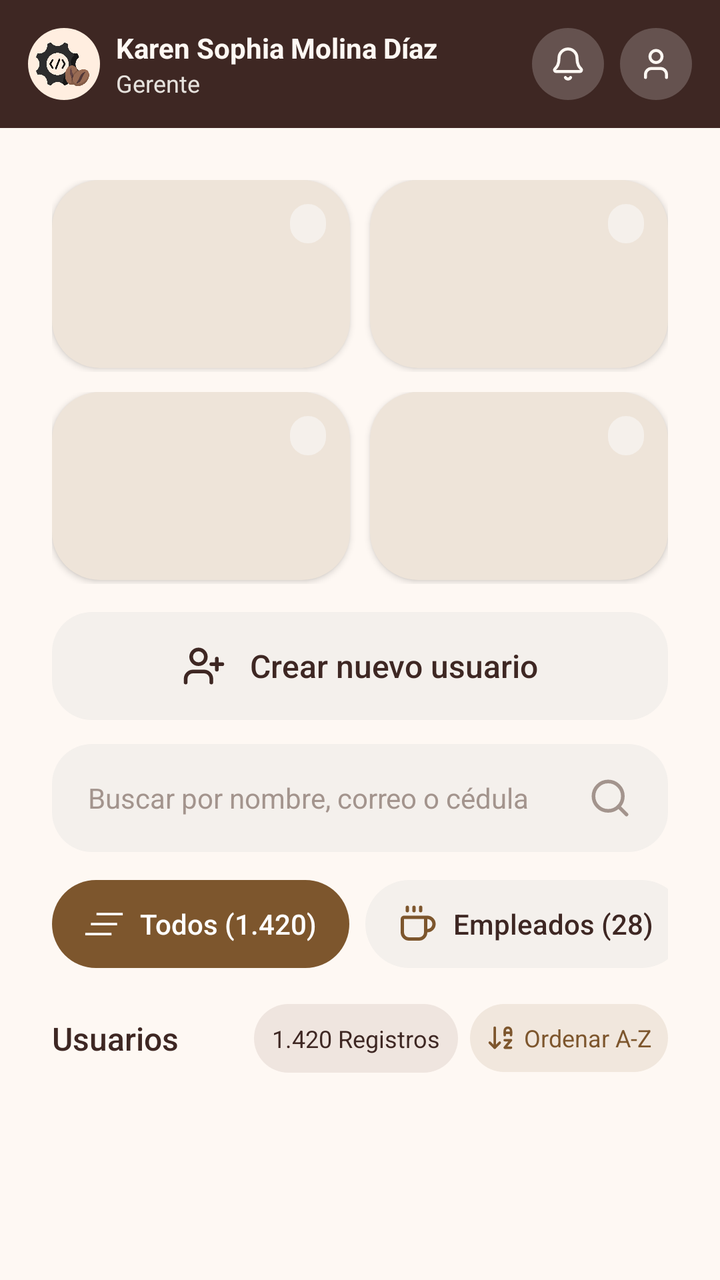
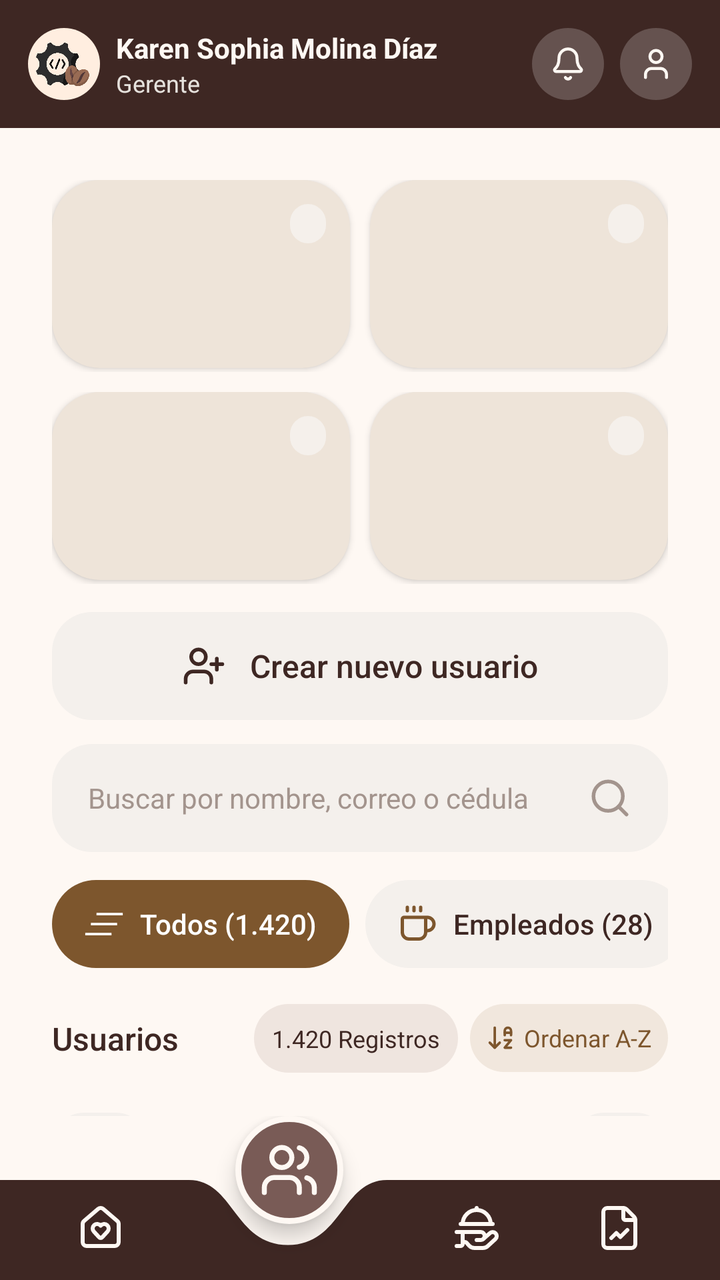

Two renders of the same Android screen: before a commit and after it. Below are the layout's source before the change and the commit's diff.
<!-- AndroidManifest.xml: application theme Theme.CoffeeTechMobile -->
<!-- res/layout/fragment_user_management.xml -->
<?xml version="1.0" encoding="utf-8"?>
<androidx.constraintlayout.widget.ConstraintLayout
    xmlns:android="http://schemas.android.com/apk/res/android"
    xmlns:app="http://schemas.android.com/apk/res-auto"
    android:layout_width="match_parent"
    android:layout_height="match_parent"
    android:background="@color/background_app">

    <LinearLayout
        android:id="@+id/manager_header"
        android:layout_width="0dp"
        android:layout_height="64dp"
        android:background="@color/coffee_primary"
        android:gravity="center_vertical"
        android:orientation="horizontal"
        android:paddingHorizontal="14dp"
        app:layout_constraintTop_toTopOf="parent"
        app:layout_constraintStart_toStartOf="parent"
        app:layout_constraintEnd_toEndOf="parent">

        <ImageView
            android:layout_width="36dp"
            android:layout_height="36dp"
            android:background="@drawable/bg_logo_circle"
            android:padding="4dp"
            android:src="@drawable/logo"
            android:contentDescription="@string/logo_description"
            android:scaleType="centerInside"/>

        <LinearLayout
            android:layout_width="0dp"
            android:layout_height="wrap_content"
            android:layout_weight="1"
            android:layout_marginStart="8dp"
            android:orientation="vertical">

            <TextView
                android:layout_width="wrap_content"
                android:layout_height="wrap_content"
                android:maxLines="1"
                android:text="Karen Sophia Molina Díaz"
                android:textColor="@color/background_app"
                android:textSize="14sp"
                android:textStyle="bold"/>

            <TextView
                android:layout_width="wrap_content"
                android:layout_height="wrap_content"
                android:text="Gerente"
                android:textColor="#E6E2DD"
                android:textSize="12sp"/>

        </LinearLayout>

        <ImageButton
            android:id="@+id/manager_notifications_button"
            android:layout_width="36dp"
            android:layout_height="36dp"
            android:layout_marginEnd="8dp"
            android:background="@drawable/bg_header_icon"
            android:src="@drawable/ic_notifications"
            android:contentDescription="@string/notifications"
            app:tint="@color/background_app"/>

        <ImageButton
            android:id="@+id/manager_profile_button"
            android:layout_width="36dp"
            android:layout_height="36dp"
            android:background="@drawable/bg_header_icon"
            android:src="@drawable/ic_user"
            android:contentDescription="@string/profile"
            app:tint="@color/background_app"/>

    </LinearLayout>

    <androidx.core.widget.NestedScrollView
        android:id="@+id/manager_scroll"
        android:layout_width="0dp"
        android:layout_height="0dp"
        android:fillViewport="true"
        android:clipToPadding="false"
        app:layout_constraintTop_toBottomOf="@id/manager_header"
        app:layout_constraintBottom_toBottomOf="parent"
        app:layout_constraintStart_toStartOf="parent"
        app:layout_constraintEnd_toEndOf="parent">

        <LinearLayout
            android:layout_width="match_parent"
            android:layout_height="wrap_content"
            android:orientation="vertical"
            android:paddingHorizontal="26dp"
            android:paddingTop="26dp"
            android:paddingBottom="30dp">

            <LinearLayout
                android:layout_width="match_parent"
                android:layout_height="96dp"
                android:orientation="horizontal">

                <include
                    android:id="@+id/stat_total"
                    layout="@layout/item_user_stat"
                    android:layout_width="0dp"
                    android:layout_height="94dp"
                    android:layout_weight="1" />

                <View
                    android:layout_width="10dp"
                    android:layout_height="1dp" />

                <include
                    android:id="@+id/stat_clients"
                    layout="@layout/item_user_stat"
                    android:layout_width="0dp"
                    android:layout_height="94dp"
                    android:layout_weight="1" />

            </LinearLayout>

            <LinearLayout
                android:layout_width="match_parent"
                android:layout_height="96dp"
                android:layout_marginTop="10dp"
                android:orientation="horizontal">

                <include
                    android:id="@+id/stat_sales"
                    layout="@layout/item_user_stat"
                    android:layout_width="0dp"
                    android:layout_height="94dp"
                    android:layout_weight="1" />

                <View
                    android:layout_width="10dp"
                    android:layout_height="1dp" />

                <include
                    android:id="@+id/stat_employees"
                    layout="@layout/item_user_stat"
                    android:layout_width="0dp"
                    android:layout_height="94dp"
                    android:layout_weight="1" />

            </LinearLayout>

            <LinearLayout
                android:id="@+id/create_user_button"
                android:layout_width="match_parent"
                android:layout_height="54dp"
                android:layout_marginTop="14dp"
                android:background="@drawable/bg_user_action"
                android:clickable="true"
                android:focusable="true"
                android:gravity="center"
                android:orientation="horizontal">

                <ImageView
                    android:layout_width="22dp"
                    android:layout_height="22dp"
                    android:src="@drawable/ic_user_plus"
                    android:contentDescription="@null"
                    app:tint="@color/coffee_primary"/>

                <TextView
                    android:layout_width="wrap_content"
                    android:layout_height="wrap_content"
                    android:layout_marginStart="12dp"
                    android:text="Crear nuevo usuario"
                    android:textColor="@color/coffee_primary"
                    android:textSize="16sp"
                    android:fontFamily="sans-serif-medium"/>

            </LinearLayout>

            <LinearLayout
                android:id="@+id/user_search_container"
                android:layout_width="match_parent"
                android:layout_height="54dp"
                android:layout_marginTop="12dp"
                android:background="@drawable/bg_user_action"
                android:gravity="center_vertical"
                android:orientation="horizontal"
                android:paddingHorizontal="18dp">

                <EditText
                    android:id="@+id/user_search_input"
                    android:layout_width="0dp"
                    android:layout_height="match_parent"
                    android:layout_weight="1"
                    android:background="@null"
                    android:hint="Buscar por nombre, correo o cédula"
                    android:inputType="text"
                    android:singleLine="true"
                    android:textColor="@color/text_dark"
                    android:textColorHint="#A3948D"
                    android:textSize="14sp"
                    android:padding="0dp"/>

                <ImageView
                    android:layout_width="22dp"
                    android:layout_height="22dp"
                    android:src="@drawable/ic_search"
                    android:contentDescription="@string/search_users"
                    app:tint="#A3948D"/>

            </LinearLayout>

            <HorizontalScrollView
                android:id="@+id/user_filters_scroll"
                android:layout_width="match_parent"
                android:layout_height="wrap_content"
                android:layout_marginTop="14dp"
                android:clipToPadding="false"
                android:scrollbars="none">

                <LinearLayout
                    android:layout_width="wrap_content"
                    android:layout_height="wrap_content"
                    android:orientation="horizontal">

                    <LinearLayout
                        android:id="@+id/filter_all"
                        android:layout_width="wrap_content"
                        android:layout_height="44dp"
                        android:background="@drawable/bg_filter_selected"
                        android:clickable="true"
                        android:focusable="true"
                        android:gravity="center"
                        android:orientation="horizontal"
                        android:paddingHorizontal="16dp">

                        <ImageView
                            android:layout_width="20dp"
                            android:layout_height="20dp"
                            android:src="@drawable/ic_filter_all"
                            android:contentDescription="@null"
                            app:tint="#FFFFFF"/>

                        <TextView
                            android:layout_width="wrap_content"
                            android:layout_height="wrap_content"
                            android:layout_marginStart="8dp"
                            android:fontFamily="sans-serif-medium"
                            android:text="Todos (1.420)"
                            android:textColor="#FFFFFF"
                            android:textSize="14sp"/>

                    </LinearLayout>

                    <LinearLayout
                        android:id="@+id/filter_employees"
                        android:layout_width="wrap_content"
                        android:layout_height="44dp"
                        android:layout_marginStart="8dp"
                        android:background="@drawable/bg_filter_unselected"
                        android:clickable="true"
                        android:focusable="true"
                        android:gravity="center"
                        android:orientation="horizontal"
                        android:paddingHorizontal="16dp">

                        <ImageView
                            android:layout_width="20dp"
                            android:layout_height="20dp"
                            android:src="@drawable/ic_coffee"
                            android:contentDescription="@null"
                            app:tint="@color/coffee_secondary"/>

                        <TextView
                            android:layout_width="wrap_content"
                            android:layout_height="wrap_content"
                            android:layout_marginStart="8dp"
                            android:fontFamily="sans-serif-medium"
                            android:text="Empleados (28)"
                            android:textColor="@color/coffee_primary"
                            android:textSize="14sp"/>

                    </LinearLayout>

                    <LinearLayout
                        android:id="@+id/filter_clients"
                        android:layout_width="wrap_content"
                        android:layout_height="44dp"
                        android:layout_marginStart="8dp"
                        android:background="@drawable/bg_filter_unselected"
                        android:clickable="true"
                        android:focusable="true"
                        android:gravity="center"
                        android:orientation="horizontal"
                        android:paddingHorizontal="16dp">

                        <ImageView
                            android:layout_width="20dp"
                            android:layout_height="20dp"
                            android:src="@drawable/ic_user"
                            android:contentDescription="@null"
                            app:tint="@color/coffee_secondary"/>

                        <TextView
                            android:layout_width="wrap_content"
                            android:layout_height="wrap_content"
                            android:layout_marginStart="8dp"
                            android:fontFamily="sans-serif-medium"
                            android:text="Clientes (1.385)"
                            android:textColor="@color/coffee_primary"
                            android:textSize="14sp"/>

                    </LinearLayout>

                </LinearLayout>

            </HorizontalScrollView>

            <LinearLayout
                android:id="@+id/user_list_header"
                android:layout_width="match_parent"
                android:layout_height="wrap_content"
                android:layout_marginTop="18dp"
                android:layout_marginBottom="12dp"
                android:gravity="center_vertical"
                android:orientation="horizontal">

                <TextView
                    android:layout_width="0dp"
                    android:layout_height="wrap_content"
                    android:layout_weight="1"
                    android:maxLines="1"
                    android:text="Usuarios globales"
                    android:textColor="@color/coffee_primary"
                    android:textSize="16sp"
                    android:fontFamily="sans-serif-medium"/>

                <TextView
                    android:id="@+id/user_records_count"
                    android:layout_width="wrap_content"
                    android:layout_height="wrap_content"
                    android:background="@drawable/bg_user_count_badge"
                    android:paddingHorizontal="9dp"
                    android:paddingVertical="9dp"
                    android:text="1.420 Registros"
                    android:textColor="@color/coffee_primary"
                    android:textSize="12sp"/>

                <LinearLayout
                    android:id="@+id/sort_users_button"
                    android:layout_width="wrap_content"
                    android:layout_height="34dp"
                    android:layout_marginStart="6dp"
                    android:background="@drawable/bg_user_sort"
                    android:clickable="true"
                    android:focusable="true"
                    android:gravity="center"
                    android:orientation="horizontal"
                    android:paddingHorizontal="8dp">

                    <ImageView
                        android:layout_width="15dp"
                        android:layout_height="15dp"
                        android:src="@drawable/ic_sort_az"
                        android:contentDescription="@null"
                        app:tint="@color/coffee_secondary"/>

                    <TextView
                        android:layout_width="wrap_content"
                        android:layout_height="wrap_content"
                        android:layout_marginStart="4dp"
                        android:text="Ordenar A-Z"
                        android:textColor="@color/coffee_secondary"
                        android:textSize="12sp"/>

                </LinearLayout>

            </LinearLayout>

            <androidx.recyclerview.widget.RecyclerView
                android:id="@+id/users_recycler_view"
                android:layout_width="match_parent"
                android:layout_height="wrap_content"
                android:nestedScrollingEnabled="false"
                android:overScrollMode="never"
                android:clipToPadding="false"/>

        </LinearLayout>

    </androidx.core.widget.NestedScrollView>

</androidx.constraintlayout.widget.ConstraintLayout>
<!-- res/layout/item_user_stat.xml (included above) -->
<?xml version="1.0" encoding="utf-8"?>
<FrameLayout
    xmlns:android="http://schemas.android.com/apk/res/android"
    xmlns:app="http://schemas.android.com/apk/res-auto"
    android:layout_width="match_parent"
    android:layout_height="94dp"
    android:background="@drawable/bg_stat_total"
    android:elevation="2dp">

    <androidx.constraintlayout.widget.ConstraintLayout
        android:layout_width="match_parent"
        android:layout_height="match_parent"
        android:padding="12dp">

        <ImageView
            android:id="@+id/stat_icon"
            android:layout_width="22dp"
            android:layout_height="22dp"
            android:contentDescription="@null"
            app:layout_constraintStart_toStartOf="parent"
            app:layout_constraintTop_toTopOf="parent"/>

        <TextView
            android:id="@+id/stat_badge"
            android:layout_width="wrap_content"
            android:layout_height="wrap_content"
            android:background="@drawable/bg_stat_badge"
            android:paddingHorizontal="9dp"
            android:paddingVertical="3dp"
            android:textColor="#8D6849"
            android:textSize="10sp"
            android:textStyle="bold"
            app:layout_constraintEnd_toEndOf="parent"
            app:layout_constraintTop_toTopOf="parent"/>

        <TextView
            android:id="@+id/stat_value"
            android:layout_width="wrap_content"
            android:layout_height="wrap_content"
            android:layout_marginTop="1dp"
            android:includeFontPadding="false"
            android:textColor="#916A45"
            android:textSize="25sp"
            android:textStyle="bold"
            app:layout_constraintStart_toStartOf="parent"
            app:layout_constraintTop_toBottomOf="@id/stat_icon"/>

        <TextView
            android:id="@+id/stat_label"
            android:layout_width="wrap_content"
            android:layout_height="wrap_content"
            android:includeFontPadding="false"
            android:maxLines="1"
            android:textColor="#916A45"
            android:textSize="12sp"
            app:layout_constraintStart_toStartOf="parent"
            app:layout_constraintTop_toBottomOf="@id/stat_value"/>

    </androidx.constraintlayout.widget.ConstraintLayout>

</FrameLayout>
<!-- resources referenced by this layout -->
<resources>
  <!-- unchanged entries left out for length: 27 -->
</resources>

<!-- the commit's change to res/layout/fragment_user_management.xml (unified diff, before → after) -->
@@ -80,7 +80,7 @@
         android:fillViewport="true"
         android:clipToPadding="false"
         app:layout_constraintTop_toBottomOf="@id/manager_header"
-        app:layout_constraintBottom_toBottomOf="parent"
+        app:layout_constraintBottom_toTopOf="@id/manager_bottom_navigation_container"
         app:layout_constraintStart_toStartOf="parent"
         app:layout_constraintEnd_toEndOf="parent">
 
@@ -380,9 +380,60 @@
                 android:overScrollMode="never"
                 android:clipToPadding="false"/>
 
+            <LinearLayout
+                android:id="@+id/user_pagination"
+                android:layout_width="match_parent"
+                android:layout_height="wrap_content"
+                android:layout_marginTop="8dp"
+                android:gravity="center_vertical"
+                android:orientation="horizontal">
+
+                <ImageButton
+                    android:id="@+id/previous_page_button"
+                    android:layout_width="48dp"
+                    android:layout_height="48dp"
+                    android:background="@drawable/bg_pagination_button"
+                    android:contentDescription="@string/previous_page"
+                    android:padding="13dp"
+                    android:src="@drawable/ic_chevron_left"
+                    app:tint="#A3948D"
+                    app:elevation="3dp"/>
+
+                <TextView
+                    android:id="@+id/current_page_text"
+                    android:layout_width="0dp"
+                    android:layout_height="wrap_content"
+                    android:layout_weight="1"
+                    android:gravity="center"
+                    android:text="Página 1 de 20"
+                    android:textColor="#A3948D"
+                    android:textSize="14sp"/>
+
+                <ImageButton
+                    android:id="@+id/next_page_button"
+                    android:layout_width="48dp"
+                    android:layout_height="48dp"
+                    android:background="@drawable/bg_pagination_button"
+                    android:contentDescription="@string/next_page"
+                    android:padding="13dp"
+                    android:src="@drawable/ic_chevron_right"
+                    app:tint="#A3948D"
+                    app:elevation="3dp"/>
+
+            </LinearLayout>
+
         </LinearLayout>
 
     </androidx.core.widget.NestedScrollView>
+
+    <include
+        android:id="@+id/manager_bottom_navigation_container"
+        layout="@layout/view_manager_bottom_navigation"
+        android:layout_width="0dp"
+        android:layout_height="82dp"
+        app:layout_constraintBottom_toBottomOf="parent"
+        app:layout_constraintStart_toStartOf="parent"
+        app:layout_constraintEnd_toEndOf="parent"/>
 
 </androidx.constraintlayout.widget.ConstraintLayout>
 <!-- res/layout/item_user_stat.xml (included above) -->
@@ -447,3 +498,87 @@
     </androidx.constraintlayout.widget.ConstraintLayout>
 
 </FrameLayout>
+<!-- res/layout/view_manager_bottom_navigation.xml (included above) -->
+<?xml version="1.0" encoding="utf-8"?>
+<androidx.constraintlayout.widget.ConstraintLayout
+    xmlns:android="http://schemas.android.com/apk/res/android"
+    xmlns:app="http://schemas.android.com/apk/res-auto"
+    android:id="@+id/manager_bottom_navigation"
+    android:layout_width="match_parent"
+    android:layout_height="76dp"
+    android:clipChildren="false"
+    android:clipToPadding="false">
+
+    <ImageView
+        android:id="@+id/manager_navigation_background"
+        android:layout_width="0dp"
+        android:layout_height="50dp"
+        android:scaleType="fitXY"
+        android:src="@drawable/bg_manager_bottom_navigation"
+        android:contentDescription="@null"
+        app:layout_constraintBottom_toBottomOf="parent"
+        app:layout_constraintStart_toStartOf="parent"
+        app:layout_constraintEnd_toEndOf="parent" />
+
+    <ImageButton
+        android:id="@+id/manager_home_button"
+        android:layout_width="36dp"
+        android:layout_height="36dp"
+        android:background="?attr/selectableItemBackgroundBorderless"
+        android:src="@drawable/ic_home"
+        android:padding="9dp"
+        android:contentDescription="@string/manager_home"
+        app:tint="@color/background_app"
+        app:layout_constraintStart_toStartOf="parent"
+        app:layout_constraintEnd_toEndOf="parent"
+        app:layout_constraintHorizontal_bias="0.10"
+        app:layout_constraintBottom_toBottomOf="parent"
+        android:layout_marginBottom="8dp"/>
+
+    <ImageButton
+        android:id="@+id/manager_users_button"
+        android:layout_width="54dp"
+        android:layout_height="54dp"
+        android:background="@drawable/bg_home_nav_button"
+        android:contentDescription="@string/manager_users"
+        android:padding="12dp"
+        android:scaleType="fitCenter"
+        android:src="@drawable/ic_users"
+        android:elevation="6dp"
+        app:layout_constraintEnd_toEndOf="parent"
+        app:layout_constraintHorizontal_bias="0.385"
+        app:layout_constraintStart_toStartOf="parent"
+        app:layout_constraintTop_toTopOf="parent"
+        app:tint="@color/background_app" />
+
+    <ImageButton
+        android:id="@+id/manager_sales_button"
+        android:layout_width="36dp"
+        android:layout_height="36dp"
+        android:background="?attr/selectableItemBackgroundBorderless"
+        android:src="@drawable/ic_hand_platter"
+        android:padding="8dp"
+        android:contentDescription="@string/manager_sales"
+        app:tint="@color/background_app"
+        app:layout_constraintStart_toStartOf="parent"
+        app:layout_constraintEnd_toEndOf="parent"
+        app:layout_constraintHorizontal_bias="0.68"
+        app:layout_constraintBottom_toBottomOf="parent"
+        android:layout_marginBottom="8dp"/>
+
+    <ImageButton
+        android:id="@+id/manager_stats_button"
+        android:layout_width="36dp"
+        android:layout_height="36dp"
+        android:background="?attr/selectableItemBackgroundBorderless"
+        android:src="@drawable/ic_file_chart"
+        android:padding="8dp"
+        android:contentDescription="@string/manager_statistics"
+        app:tint="@color/background_app"
+        app:layout_constraintStart_toStartOf="parent"
+        app:layout_constraintEnd_toEndOf="parent"
+        app:layout_constraintHorizontal_bias="0.9"
+        app:layout_constraintBottom_toBottomOf="parent"
+        android:layout_marginBottom="8dp"/>
+
+</androidx.constraintlayout.widget.ConstraintLayout>
<!-- resource entries referenced after the edit -->
@@ -1,5 +1,211 @@
 <!-- resources referenced by this layout -->
 <resources>
+  <!-- drawable bg_home_nav_button (drawable) -->
+  <?xml version="1.0" encoding="utf-8"?>
+  <shape xmlns:android="http://schemas.android.com/apk/res/android">
+      <solid android:color="#795B56" />
+  
+      <corners android:radius="50dp" />
+  
+      <stroke
+          android:width="3dp"
+          android:color="@color/background_app" />
+  </shape>
+  <!-- drawable bg_manager_bottom_navigation (drawable) -->
+  <?xml version="1.0" encoding="utf-8"?>
+  <vector xmlns:android="http://schemas.android.com/apk/res/android"
+      android:width="400dp"
+      android:height="100dp"
+      android:viewportWidth="400"
+      android:viewportHeight="100">
+  
+      <path
+          android:fillColor="@color/coffee_primary"
+          android:pathData="M0,0
+              H105
+              C130,0 130,65 160,65
+              C190,65 190,0 215,0
+              H400
+              V100
+              H0
+              Z" />
+  
+  </vector>
+  <!-- drawable bg_pagination_button (drawable) -->
+  <?xml version="1.0" encoding="utf-8"?>
+  <shape xmlns:android="http://schemas.android.com/apk/res/android">
+      <solid android:color="#F4F0EC"/>
+      <corners android:radius="16dp"/>
+  </shape>
+  <!-- drawable ic_chevron_left (drawable) -->
+  <vector xmlns:android="http://schemas.android.com/apk/res/android"
+      android:width="24dp"
+      android:height="24dp"
+      android:viewportWidth="24"
+      android:viewportHeight="24">
+    <path
+        android:pathData="m15,18 l-6,-6 6,-6"
+        android:strokeLineJoin="round"
+        android:strokeWidth="2"
+        android:fillColor="#00000000"
+        android:strokeColor="#A29F9C"
+        android:strokeLineCap="round"/>
+  </vector>
+  <!-- drawable ic_chevron_right (drawable) -->
+  <vector xmlns:android="http://schemas.android.com/apk/res/android"
+      android:width="24dp"
+      android:height="24dp"
+      android:viewportWidth="24"
+      android:viewportHeight="24">
+    <path
+        android:pathData="m9,18 l6,-6 -6,-6"
+        android:strokeLineJoin="round"
+        android:strokeWidth="2"
+        android:fillColor="#00000000"
+        android:strokeColor="#A29F9C"
+        android:strokeLineCap="round"/>
+  </vector>
+  <!-- drawable ic_file_chart (drawable) -->
+  <vector xmlns:android="http://schemas.android.com/apk/res/android"
+      android:width="24dp"
+      android:height="24dp"
+      android:viewportWidth="24"
+      android:viewportHeight="24">
+    <path
+        android:pathData="M6,22a2,2 0,0 1,-2 -2V4a2,2 0,0 1,2 -2h8a2.4,2.4 0,0 1,1.704 0.706l3.588,3.588A2.4,2.4 0,0 1,20 8v12a2,2 0,0 1,-2 2z"
+        android:strokeLineJoin="round"
+        android:strokeWidth="2"
+        android:fillColor="#00000000"
+        android:strokeColor="#F5F0EB"
+        android:strokeLineCap="round"/>
+    <path
+        android:pathData="M14,2v5a1,1 0,0 0,1 1h5"
+        android:strokeLineJoin="round"
+        android:strokeWidth="2"
+        android:fillColor="#00000000"
+        android:strokeColor="#F5F0EB"
+        android:strokeLineCap="round"/>
+    <path
+        android:pathData="m16,13 l-3.5,3.5 -2,-2L8,17"
+        android:strokeLineJoin="round"
+        android:strokeWidth="2"
+        android:fillColor="#00000000"
+        android:strokeColor="#F5F0EB"
+        android:strokeLineCap="round"/>
+  </vector>
+  <!-- drawable ic_hand_platter (drawable) -->
+  <vector xmlns:android="http://schemas.android.com/apk/res/android"
+      android:width="24dp"
+      android:height="24dp"
+      android:viewportWidth="24"
+      android:viewportHeight="24">
+    <path
+        android:pathData="M12,3V2"
+        android:strokeLineJoin="round"
+        android:strokeWidth="2"
+        android:fillColor="#00000000"
+        android:strokeColor="#F5F0EB"
+        android:strokeLineCap="round"/>
+    <path
+        android:pathData="m15.4,17.4 l3.2,-2.8a2,2 0,1 1,2.8 2.9l-3.6,3.3c-0.7,0.8 -1.7,1.2 -2.8,1.2h-4c-1.1,0 -2.1,-0.4 -2.8,-1.2l-1.302,-1.464A1,1 0,0 0,6.151 19H5"
+        android:strokeLineJoin="round"
+        android:strokeWidth="2"
+        android:fillColor="#00000000"
+        android:strokeColor="#F5F0EB"
+        android:strokeLineCap="round"/>
+    <path
+        android:pathData="M2,14h12a2,2 0,0 1,0 4h-2"
+        android:strokeLineJoin="round"
+        android:strokeWidth="2"
+        android:fillColor="#00000000"
+        android:strokeColor="#F5F0EB"
+        android:strokeLineCap="round"/>
+    <path
+        android:pathData="M4,10h16"
+        android:strokeLineJoin="round"
+        android:strokeWidth="2"
+        android:fillColor="#00000000"
+        android:strokeColor="#F5F0EB"
+        android:strokeLineCap="round"/>
+    <path
+        android:pathData="M5,10a7,7 0,0 1,14 0"
+        android:strokeLineJoin="round"
+        android:strokeWidth="2"
+        android:fillColor="#00000000"
+        android:strokeColor="#F5F0EB"
+        android:strokeLineCap="round"/>
+    <path
+        android:pathData="M5,14v6a1,1 0,0 1,-1 1H2"
+        android:strokeLineJoin="round"
+        android:strokeWidth="2"
+        android:fillColor="#00000000"
+        android:strokeColor="#F5F0EB"
+        android:strokeLineCap="round"/>
+  </vector>
+  <!-- drawable ic_home (drawable) -->
+  <vector xmlns:android="http://schemas.android.com/apk/res/android"
+      android:width="24dp"
+      android:height="24dp"
+      android:viewportWidth="24"
+      android:viewportHeight="24">
+    <path
+        android:pathData="M8.62,13.8A2.25,2.25 0,1 1,12 10.836a2.25,2.25 0,1 1,3.38 2.966l-2.626,2.856a0.998,0.998 0,0 1,-1.507 0z"
+        android:strokeLineJoin="round"
+        android:strokeWidth="2"
+        android:fillColor="#00000000"
+        android:strokeColor="#F5F0EB"
+        android:strokeLineCap="round"/>
+    <path
+        android:pathData="M3,10a2,2 0,0 1,0.709 -1.528l7,-6a2,2 0,0 1,2.582 0l7,6A2,2 0,0 1,21 10v9a2,2 0,0 1,-2 2H5a2,2 0,0 1,-2 -2z"
+        android:strokeLineJoin="round"
+        android:strokeWidth="2"
+        android:fillColor="#00000000"
+        android:strokeColor="#F5F0EB "
+        android:strokeLineCap="round"/>
+  </vector>
+  <!-- drawable ic_users (drawable) -->
+  <vector xmlns:android="http://schemas.android.com/apk/res/android"
+      android:width="24dp"
+      android:height="24dp"
+      android:viewportWidth="24"
+      android:viewportHeight="24">
+    <path
+        android:pathData="M16,21v-2a4,4 0,0 0,-4 -4H6a4,4 0,0 0,-4 4v2"
+        android:strokeLineJoin="round"
+        android:strokeWidth="2"
+        android:fillColor="#00000000"
+        android:strokeColor="#856442"
+        android:strokeLineCap="round"/>
+    <path
+        android:pathData="M16,3.128a4,4 0,0 1,0 7.744"
+        android:strokeLineJoin="round"
+        android:strokeWidth="2"
+        android:fillColor="#00000000"
+        android:strokeColor="#856442"
+        android:strokeLineCap="round"/>
+    <path
+        android:pathData="M22,21v-2a4,4 0,0 0,-3 -3.87"
+        android:strokeLineJoin="round"
+        android:strokeWidth="2"
+        android:fillColor="#00000000"
+        android:strokeColor="#856442"
+        android:strokeLineCap="round"/>
+    <path
+        android:pathData="M9,7m-4,0a4,4 0,1 1,8 0a4,4 0,1 1,-8 0"
+        android:strokeLineJoin="round"
+        android:strokeWidth="2"
+        android:fillColor="#00000000"
+        android:strokeColor="#856442"
+        android:strokeLineCap="round"/>
+  </vector>
+  <string name="manager_home">Inicio</string>
+  <string name="manager_sales">Ventas</string>
+  <string name="manager_statistics">Estadísticas</string>
+  
+      // String for user management view
+  <string name="manager_users">Gestión de usuarios</string>
+  <string name="next_page">Página siguiente</string>
+  <string name="previous_page">Página anterior</string>
   <!-- unchanged entries left out for length: 27 -->
 </resources>
 
